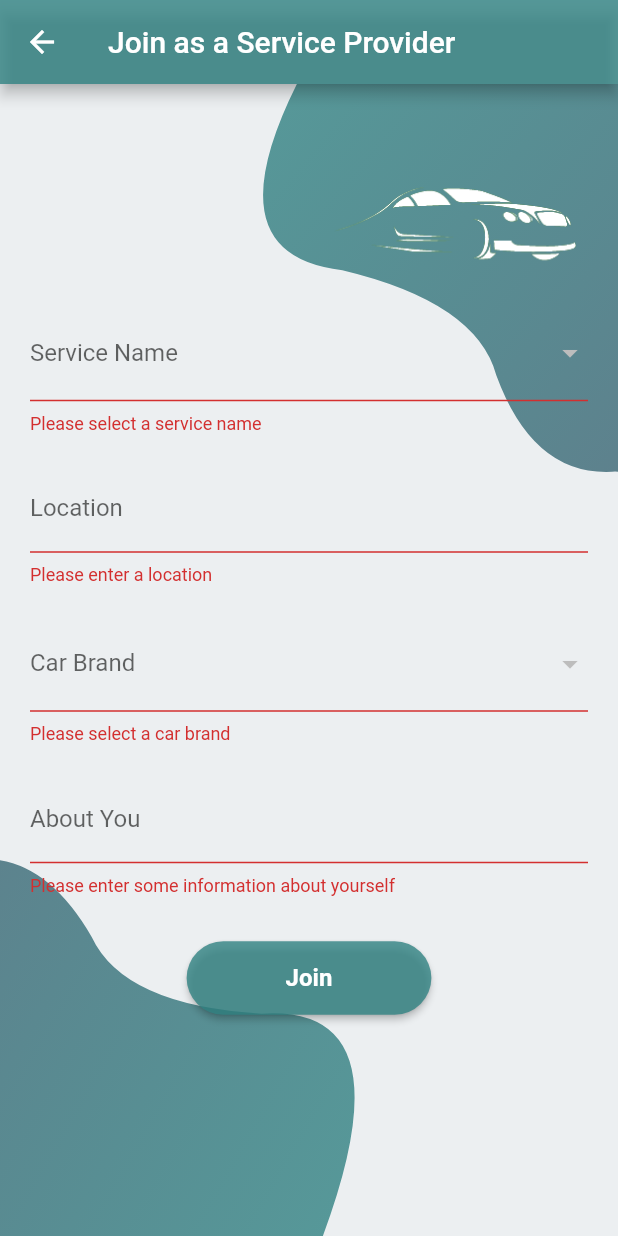
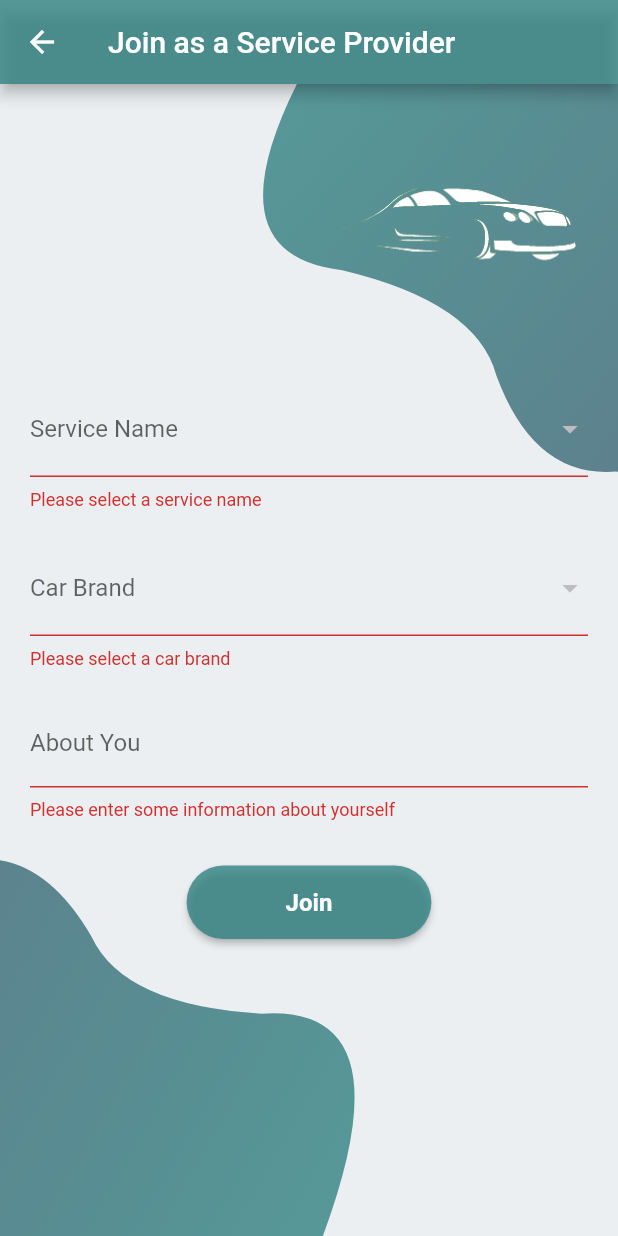
Before and after one commit to amroaboamro/HGFrontendCode, a Flutter app: the ServiceForm screen opened directly, after a tap on "Join", on a phone screen of 412 x 824 dp. Run offline on Flutter 3.47's test engine with Material 2 defaults, Android fonts, the phone set to English and light mode, and no system bars; our stand-ins replace curved_navigation_bar, flutter_map, fluttertoast, geocoding, geolocator, image_picker and 5 more; missing offline and left inert: dart:ffi, razorpay_flutter; accounts and stored records are empty; network calls fail.

Commit message:
adding JoinASProvider.dart +order

```diff
--- a/lib/HomePage.dart
+++ b/lib/HomePage.dart
@@ -2,6 +2,7 @@ import 'package:flutter/material.dart';
 import 'package:head_gasket/Classes/service.dart';
 import 'package:head_gasket/Widget/background.dart';
 import 'package:head_gasket/global.dart';
+import 'package:head_gasket/user/JoinASProvider.dart';
 import 'package:head_gasket/user/ServicesScreen.dart';
 import 'package:head_gasket/Classes/service.dart';
 import 'package:head_gasket/login.dart';
@@ -159,7 +160,10 @@ class _HomePageState extends State<HomePage> {
                   Text(" Join as Service Provider"),
                 ],
               ),
-              onTap: () {},
+              onTap: () {
+                Navigator.push(context,
+                    MaterialPageRoute(builder: (context) => ServiceForm()));
+              },
             ),
             ListTile(
               title: Row(
--- a/lib/login.dart
+++ b/lib/login.dart
@@ -121,7 +121,7 @@ class _LoginScreenState extends State<LoginScreen> {
                     prefixIcon: Icon(Icons.account_circle_outlined),
                   ),
                   onChanged: (value) {
-                    _email = 'amr@amr.com';
+                    _email = 'email@gmail.com';
                   },
                 ),
               ),
@@ -136,7 +136,7 @@ class _LoginScreenState extends State<LoginScreen> {
                     prefixIcon: Icon(Icons.vpn_key_outlined),
                   ),
                   onChanged: (value) {
-                    _password = '1234'; //ggg134
+                    _password = '1111'; //ggg134
                   },
                 ),
               ),
--- a/lib/main.dart
+++ b/lib/main.dart
@@ -4,6 +4,7 @@ import 'package:head_gasket/ResetPass.dart';
 import 'package:head_gasket/HomePage.dart';
 import 'package:head_gasket/test.dart';
 import 'package:head_gasket/user/Checkout.dart';
+import 'package:head_gasket/user/JoinASProvider.dart';
 import 'package:head_gasket/user/MyOrders.dart';
 import 'package:head_gasket/user/Store.dart';
 import 'package:head_gasket/user/profilePage.dart';
@@ -30,7 +31,7 @@ class MyApp extends StatelessWidget {
         scaffoldBackgroundColor: Colors.blueGrey.shade50,
         visualDensity: VisualDensity.adaptivePlatformDensity,
       ),
-      home:StorePage(),
+      home:LoginScreen(),
     );
   }
 }
--- a/lib/sign_up.dart
+++ b/lib/sign_up.dart
@@ -109,7 +109,7 @@ class _SignUpScreenState extends State<SignUpScreen> {
 
     try {
       final response = await http.post(
-        Uri.parse('http://127.0.0.1:3000/signup'),
+        Uri.parse(global.ip +'/signup'),
         headers: {'Content-Type': 'application/json'},
         body: json.encode({
           'firstName': firstName,
--- a/lib/user/JoinASProvider.dart
+++ b/lib/user/JoinASProvider.dart
@@ -15,7 +15,6 @@ class _ServiceFormState extends State<ServiceForm> {
   List<String> _services = [];
 
   String? _serviceName;
-  String _location = '';
   String? _carBrand;
   String _aboutWorker = '';
   List<String> carBrands = [];
@@ -45,10 +44,9 @@ class _ServiceFormState extends State<ServiceForm> {
   Future<void> _submitForm() async {
 
     try {
-      final url = Uri.parse('https://example.com/api/service-providers');
+      final url = Uri.parse('');
       final response = await http.post(url, body: {
         'service_name': _serviceName,
-        'location': _location,
         'car_brand': _carBrand,
         'about_worker': _aboutWorker,
       });
@@ -56,7 +54,6 @@ class _ServiceFormState extends State<ServiceForm> {
       final responseData = json.decode(response.body);
       print(responseData);
 
-      // Show a confirmation message to the user
       ScaffoldMessenger.of(context).showSnackBar(
         SnackBar(
           content: Text('Service provider account created successfully'),
@@ -65,7 +62,6 @@ class _ServiceFormState extends State<ServiceForm> {
 
       setState(() {
         _serviceName = '';
-        _location = '';
         _carBrand = '';
         _aboutWorker = '';
       });
@@ -136,21 +132,7 @@ class _ServiceFormState extends State<ServiceForm> {
                       });
                     },
                   ),
-                  SizedBox(height: 20),
-                  TextFormField(
-                    decoration: InputDecoration(
-                      labelText: 'Location',
-                    ),
-                    validator: (value) {
-                      if (value!.isEmpty) {
-                        return 'Please enter a location';
-                      }
-                      return null;
-                    },
-                    onChanged: (value) {
-                      _location = value;
-                    },
-                  ),
+
                   SizedBox(height: 20),
                   DropdownButtonFormField<String>(
                     decoration: InputDecoration(
@@ -195,7 +177,6 @@ class _ServiceFormState extends State<ServiceForm> {
                     onPressed: () {
                       if (_formKey.currentState!.validate()) {
                         if (_serviceName!.isEmpty ||
-                            _location.isEmpty ||
                             _carBrand!.isEmpty ||
                             _aboutWorker.isEmpty) {
                           ScaffoldMessenger.of(context).showSnackBar(
```
Also changed, not shown: lib/user/WorkerProfile.dart (+5 -4 lines), lib/user/order.dart (+8 -11 lines).
